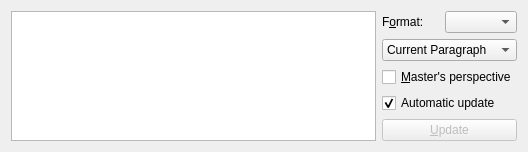
The window that src/frontends/qt4/ui/ViewSourceUi.ui (cburschka/lyx) describes before a commit, drawn with Qt 5.
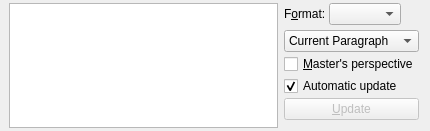
The same window after the commit.

Commit message: ViewSourceUi.ui layout was broken

```diff
--- a/src/frontends/qt4/ui/ViewSourceUi.ui
+++ b/src/frontends/qt4/ui/ViewSourceUi.ui
@@ -1,22 +1,37 @@
 <ui version="4.0" >
  <class>ViewSourceUi</class>
- <widget class="QWidget" name="ViewSourceUi" >
-  <property name="geometry" >
+ <widget class="QWidget" name="ViewSourceUi">
+  <property name="geometry">
    <rect>
     <x>0</x>
     <y>0</y>
-    <width>528</width>
-    <height>139</height>
+    <width>430</width>
+    <height>131</height>
    </rect>
   </property>
-  <property name="windowTitle" >
+  <property name="sizePolicy">
+   <sizepolicy hsizetype="Preferred" vsizetype="Preferred">
+    <horstretch>0</horstretch>
+    <verstretch>0</verstretch>
+   </sizepolicy>
+  </property>
+  <property name="windowTitle">
    <string/>
   </property>
-  <layout class="QGridLayout" name="gridLayout" >
-   <item rowspan="5" row="0" column="0" >
-    <widget class="QTextEdit" name="viewSourceTV" >
-     <property name="sizePolicy" >
-      <sizepolicy vsizetype="Ignored" hsizetype="MinimumExpanding" >
+  <layout class="QGridLayout" name="gridLayout" columnstretch="1,0">
+   <property name="leftMargin">
+    <number>9</number>
+   </property>
+   <property name="topMargin">
+    <number>3</number>
+   </property>
+   <property name="bottomMargin">
+    <number>3</number>
+   </property>
+   <item row="0" column="0">
+    <widget class="QTextEdit" name="viewSourceTV">
+     <property name="sizePolicy">
+      <sizepolicy hsizetype="MinimumExpanding" vsizetype="Ignored">
        <horstretch>0</horstretch>
        <verstretch>0</verstretch>
       </sizepolicy>
@@ -26,82 +41,132 @@
      </property>
     </widget>
    </item>
-   <item row="0" column="1" >
-    <widget class="QLabel" name="outputFormatLA" >
-     <property name="text" >
-      <string>F&amp;ormat:</string>
+   <item row="0" column="1">
+    <layout class="QFormLayout" name="formLayout">
+     <property name="sizeConstraint">
+      <enum>QLayout::SetDefaultConstraint</enum>
      </property>
-     <property name="buddy" >
-      <cstring>outputFormatCO</cstring>
+     <property name="fieldGrowthPolicy">
+      <enum>QFormLayout::ExpandingFieldsGrow</enum>
      </property>
-    </widget>
-   </item>
-   <item row="0" column="2" >
-    <widget class="QComboBox" name="outputFormatCO" >
-     <property name="enabled" >
-      <bool>true</bool>
+     <property name="labelAlignment">
+      <set>Qt::AlignLeading|Qt::AlignLeft|Qt::AlignVCenter</set>
      </property>
-     <property name="toolTip" >
-      <string>Select the output format</string>
+     <property name="horizontalSpacing">
+      <number>-1</number>
      </property>
-     <property name="sizeAdjustPolicy" >
-      <enum>QComboBox::AdjustToContents</enum>
+     <property name="verticalSpacing">
+      <number>2</number>
      </property>
-    </widget>
-   </item>
-   <item row="1" column="1" colspan="2" >
-    <widget class="QComboBox" name="contentsCO" >
-     <item>
-      <property name="text" >
-       <string>Current Paragraph</string>
-      </property>
+     <item row="0" column="0">
+      <layout class="QHBoxLayout" name="horizontalLayout" stretch="0,1">
+       <property name="spacing">
+        <number>3</number>
+       </property>
+       <property name="sizeConstraint">
+        <enum>QLayout::SetMinAndMaxSize</enum>
+       </property>
+       <property name="bottomMargin">
+        <number>3</number>
+       </property>
+       <item>
+        <widget class="QLabel" name="outputFormatLA">
+         <property name="text">
+          <string>F&amp;ormat:</string>
+         </property>
+         <property name="buddy">
+          <cstring>outputFormatCO</cstring>
+         </property>
+        </widget>
+       </item>
+       <item>
+        <widget class="QComboBox" name="outputFormatCO">
+         <property name="enabled">
+          <bool>true</bool>
+         </property>
+         <property name="sizePolicy">
+          <sizepolicy hsizetype="Minimum" vsizetype="Fixed">
+           <horstretch>0</horstretch>
+           <verstretch>0</verstretch>
+          </sizepolicy>
+         </property>
+         <property name="toolTip">
+          <string>Select the output format</string>
+         </property>
+         <property name="sizeAdjustPolicy">
+          <enum>QComboBox::AdjustToContents</enum>
+         </property>
+        </widget>
+       </item>
+      </layout>
      </item>
-     <item>
-      <property name="text" >
-       <string>Complete Source</string>
-      </property>
+     <item row="2" column="0">
+      <widget class="QCheckBox" name="masterPerspectiveCB">
+       <property name="sizePolicy">
+        <sizepolicy hsizetype="Minimum" vsizetype="Fixed">
+         <horstretch>0</horstretch>
+         <verstretch>0</verstretch>
+        </sizepolicy>
+       </property>
+       <property name="toolTip">
+        <string>Show the source as the master document gets it</string>
+       </property>
+       <property name="text">
+        <string>&amp;Master's perspective</string>
+       </property>
+      </widget>
      </item>
-     <item>
-      <property name="text" >
-       <string>Preamble Only</string>
-      </property>
+     <item row="3" column="0">
+      <widget class="QCheckBox" name="autoUpdateCB">
+       <property name="text">
+        <string>Automatic update</string>
+       </property>
+       <property name="checked">
+        <bool>true</bool>
+       </property>
+      </widget>
      </item>
-     <item>
-      <property name="text" >
-       <string>Body Only</string>
-      </property>
+     <item row="4" column="0" colspan="2">
+      <widget class="QPushButton" name="updatePB">
+       <property name="enabled">
+        <bool>false</bool>
+       </property>
+       <property name="text">
+        <string>&amp;Update</string>
+       </property>
+      </widget>
      </item>
-    </widget>
-   </item>
-   <item row="2" column="1" colspan="2" >
-    <widget class="QCheckBox" name="masterPerspectiveCB" >
-     <property name="text" >
-      <string>&amp;Master's perspective</string>
-     </property>
-     <property name="toolTip" >
-      <string>Show the source as the master document gets it</string>
-     </property>
-    </widget>
-   </item>
-   <item row="3" column="1" colspan="2" >
-    <widget class="QCheckBox" name="autoUpdateCB" >
-     <property name="text" >
-      <string>Automatic update</string>
-     </property>
-     <property name="checked" >
-      <bool>true</bool>
-     </property>
-    </widget>
-   </item>
-   <item row="4" column="1" colspan="2" >
-    <widget class="QPushButton" name="updatePB" >
-     <property name="enabled" >
-      <bool>false</bool>
-     </property>
-     <property name="text" >
-      <string>&amp;Update</string>
-     </property>
-    </widget>
+     <item row="1" column="0" colspan="2">
+      <widget class="QComboBox" name="contentsCO">
+       <property name="sizePolicy">
+        <sizepolicy hsizetype="Minimum" vsizetype="Fixed">
+         <horstretch>0</horstretch>
+         <verstretch>0</verstretch>
+        </sizepolicy>
+       </property>
+       <item>
+        <property name="text">
+         <string>Current Paragraph</string>
+        </property>
+       </item>
+       <item>
+        <property name="text">
+         <string>Complete Source</string>
+        </property>
+       </item>
+       <item>
+        <property name="text">
+         <string>Preamble Only</string>
+        </property>
+       </item>
+       <item>
+        <property name="text">
+         <string>Body Only</string>
+        </property>
+       </item>
+      </widget>
+     </item>
+    </layout>
    </item>
   </layout>
  </widget>
```
Left out of the diff: 7 changed lines with no effect on the pictures.
